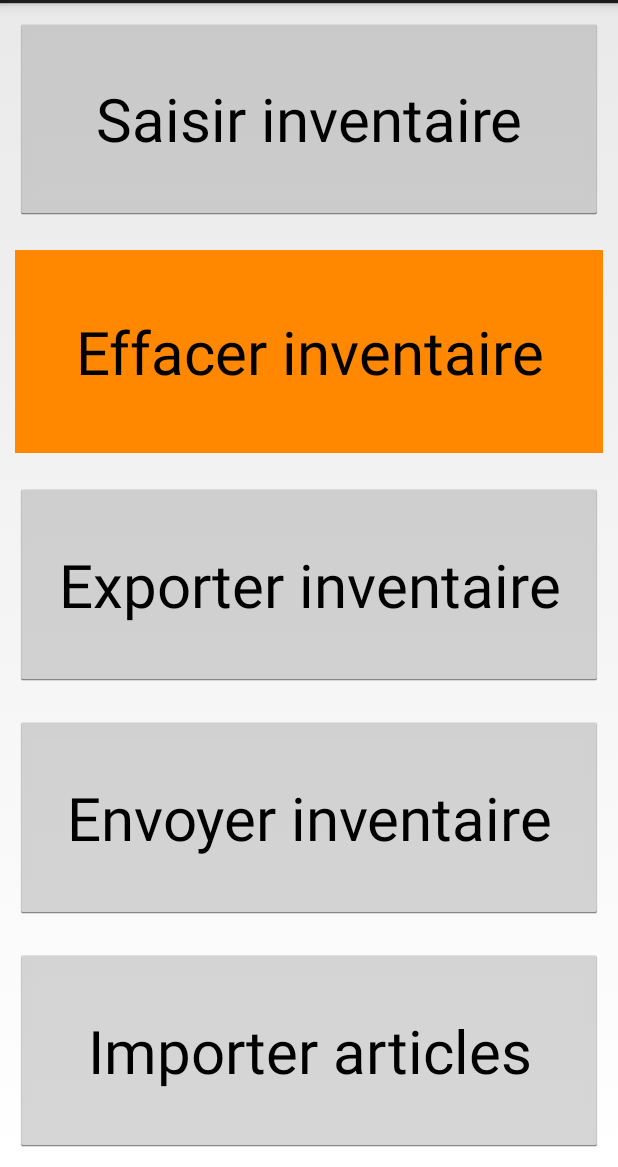
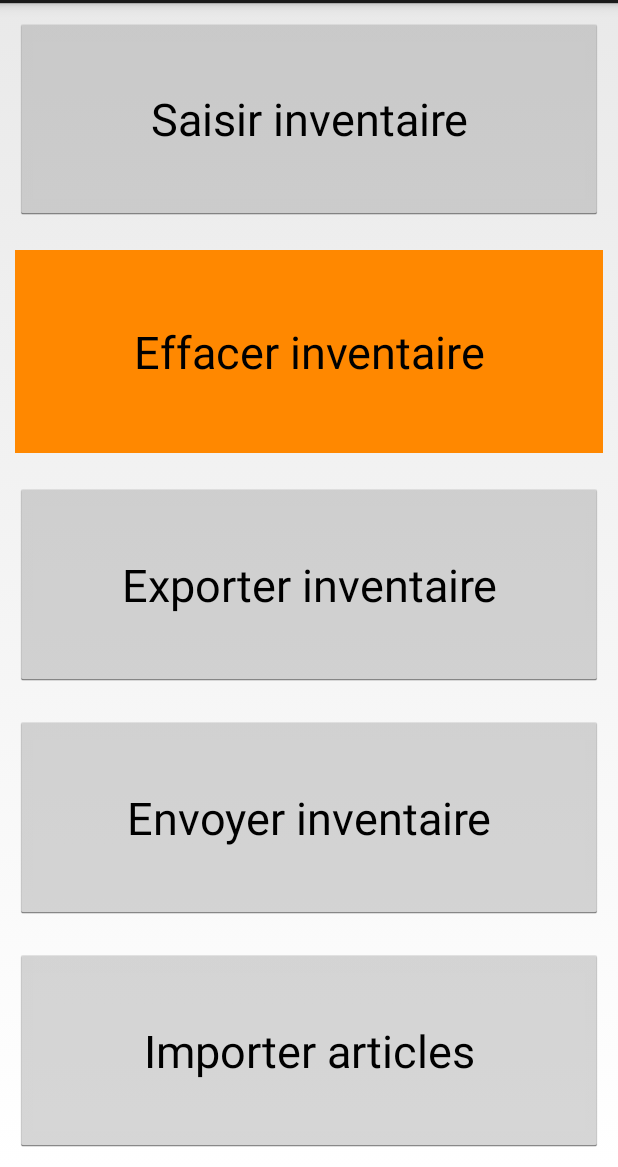
Before and after one commit to jmauffray/LibreInventory, an Android app: the screen it shows after launch (MainActivity), on a phone screen of 412 x 824 dp, the part 69-1236 px from its top. Run offline under Robolectric (Android 15) with nearby library versions, the light colour scheme and no system bars.

Commit message:
Reduce font size

```diff
--- a/app/src/main/res/layout/activity_main.xml
+++ b/app/src/main/res/layout/activity_main.xml
@@ -19,7 +19,7 @@
             android:layout_margin="10sp"
             android:onClick="writeInventory"
             android:text="Saisir inventaire"
-            android:textSize="40sp" />
+            android:textSize="30sp" />
 
         <Button
             android:id="@+id/button_del_inventory"
@@ -30,7 +30,7 @@
             android:background="@android:color/holo_orange_dark"
             android:onClick="delInventory"
             android:text="Effacer inventaire"
-            android:textSize="40sp" />
+            android:textSize="30sp" />
 
         <Button
             android:id="@+id/button_export_inventory"
@@ -40,7 +40,7 @@
             android:layout_margin="10sp"
             android:onClick="exportInventory"
             android:text="Exporter inventaire"
-            android:textSize="40sp" />
+            android:textSize="30sp" />
 
         <Button
             android:id="@+id/button_send_inventory"
@@ -50,7 +50,7 @@
             android:layout_margin="10sp"
             android:onClick="sendInventory"
             android:text="Envoyer inventaire"
-            android:textSize="40sp" />
+            android:textSize="30sp" />
 
         <Button
             android:id="@+id/button_import_product"
@@ -60,7 +60,7 @@
             android:layout_margin="10sp"
             android:onClick="importProduct"
             android:text="Importer articles"
-            android:textSize="40sp" />
+            android:textSize="30sp" />
     </LinearLayout>
 
 </android.support.constraint.ConstraintLayout>
```
